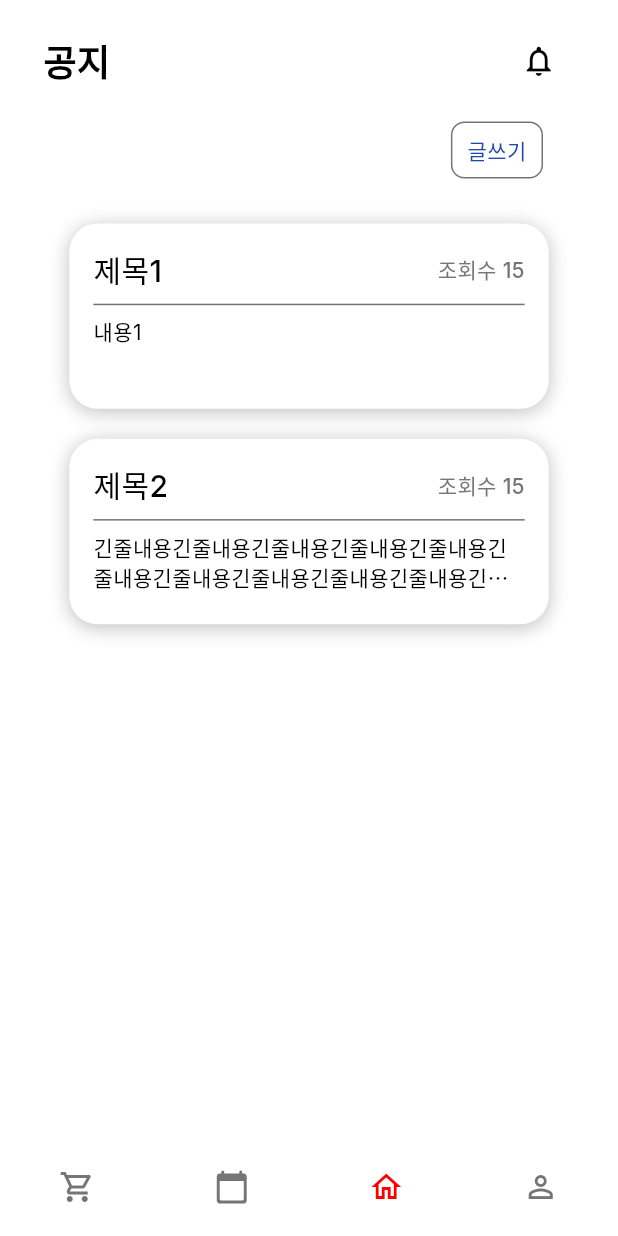
After one commit to Taekwondo1906/taekwon, a Flutter app: the screen it shows after launch, item 3 of the bottom bar chosen, after a tap on "자세히", on a phone screen of 412 x 824 dp. The commit adds this screen. Run offline on Flutter 3.47's test engine with Material 3 defaults, Android fonts, the phone set to English and light mode, and no system bars; our stand-ins replace device_preview, google_fonts.

Commit message:
✨ 공지 자세히 -> 공지 화면 구현

```diff
--- /dev/null
+++ b/lib/announcement/announcement_items.dart
@@ -0,0 +1,87 @@
+import 'package:flutter/material.dart';
+import 'package:taekwon/decoration/color_palette.dart';
+
+class AnnouncementItems extends StatelessWidget {
+  const AnnouncementItems({super.key});
+
+  @override
+  Widget build(BuildContext context) {
+    return ListView(
+      padding: const EdgeInsets.all(5),
+      children: [
+        _buildAnnouncementRow(context, 15, '제목1', '내용1'),
+        _buildAnnouncementRow(
+          context,
+          15,
+          '제목2',
+          '긴줄내용긴줄내용긴줄내용긴줄내용긴줄내용긴줄내용긴줄내용긴줄내용긴줄내용긴줄내용긴줄내용긴줄내용긴줄내용긴줄내용긴줄내용긴줄내용긴줄내용긴줄내용긴줄내용긴줄내용',
+        ),
+      ],
+    );
+  }
+
+  Widget _buildAnnouncementRow(
+    BuildContext context,
+    int viewCount,
+    String title,
+    String content,
+  ) {
+    final screenHeight = MediaQuery.of(context).size.height;
+    String view = '조회수 $viewCount';
+
+    return Padding(
+      padding: const EdgeInsets.symmetric(vertical: 10),
+      child: Container(
+        height: screenHeight * 0.15,
+        decoration: BoxDecoration(
+          color: Colors.white,
+          borderRadius: const BorderRadius.all(Radius.circular(19)),
+          boxShadow: [
+            BoxShadow(
+              color: shadowColor,
+              blurRadius: 10,
+              offset: const Offset(0, 2),
+              spreadRadius: 0,
+            ),
+          ],
+        ),
+        child: Padding(
+          padding: const EdgeInsets.all(16.0),
+          child: Column(
+            crossAxisAlignment: CrossAxisAlignment.start,
+            children: [
+              Row(
+                mainAxisAlignment: MainAxisAlignment.spaceBetween,
+                children: [
+                  Text(
+                    title,
+                    style: TextStyle(
+                      color: Colors.black,
+                      fontSize: 20,
+                      fontWeight: FontWeight.w500,
+                    ),
+                  ),
+                  Text(
+                    view,
+                    style: TextStyle(
+                      color: detailColor,
+                      fontSize: 14,
+                      fontWeight: FontWeight.w500,
+                    ),
+                  ),
+                ],
+              ),
+              Divider(color: detailColor),
+              Text(
+                content,
+                style: TextStyle(fontSize: 14, color: Colors.black),
+                overflow: TextOverflow.ellipsis,
+                maxLines: 2,
+              ),
+            ],
+          ),
+        ),
+      ),
+    );
+  }
+}
--- /dev/null
+++ b/lib/announcement/announcement_screen.dart
@@ -0,0 +1,108 @@
+// 홈 화면
+import 'package:flutter/material.dart';
+import 'package:taekwon/announcement/announcement_items.dart';
+import 'package:taekwon/decoration/color_palette.dart';
+// 색상 팔레트
+//import 'package:taekwon/decoration/color_palette.dart';
+// 위젯
+import 'package:taekwon/notification/notification_screen.dart'; // 알림
+
+class AnnouncementScreen extends StatefulWidget {
+  const AnnouncementScreen({super.key});
+
+  @override
+  State<AnnouncementScreen> createState() => _AnnouncementScreenState();
+}
+
+class _AnnouncementScreenState extends State<AnnouncementScreen> {
+  @override
+  Widget build(BuildContext context) {
+    final screenHeight = MediaQuery.of(context).size.height;
+    final screenWidth = MediaQuery.of(context).size.width;
+
+    return Scaffold(
+      backgroundColor: Colors.white,
+      body: SafeArea(
+        child: Column(
+          children: [
+            // 상단 바
+            Padding(
+              padding: EdgeInsets.symmetric(
+                horizontal: screenWidth * 0.07,
+                vertical: screenHeight * 0.02,
+              ),
+              child: Row(
+                mainAxisAlignment: MainAxisAlignment.spaceBetween,
+                children: [
+                  Text(
+                    '공지',
+                    style: TextStyle(
+                      color: Colors.black,
+                      fontSize: 24,
+                      fontFamily: 'inter',
+                      fontWeight: FontWeight.w600,
+                    ),
+                  ),
+                  IconButton(
+                    icon: const Icon(
+                      Icons.notifications_outlined,
+                      color: Colors.black,
+                    ),
+                    onPressed: () {
+                      Navigator.push(
+                        context,
+                        MaterialPageRoute(
+                          builder: (context) => const NotificationScreen(),
+                        ),
+                      );
+                    },
+                    splashRadius: 24,
+                  ),
+                ],
+              ),
+            ),
+            Row(
+              mainAxisAlignment: MainAxisAlignment.end,
+              children: [
+                Padding(
+                  padding: const EdgeInsets.only(right: 50),
+                  child: InkWell(
+                    onTap: () {},
+                    child: Container(
+                      decoration: BoxDecoration(
+                        border: Border.all(color: detailColor),
+                        borderRadius: BorderRadius.circular(9),
+                      ),
+                      child: Padding(
+                        padding: const EdgeInsets.symmetric(
+                          vertical: 8,
+                          horizontal: 10,
+                        ),
+                        child: Text(
+                          '글쓰기',
+                          style: TextStyle(
+                            color: mainColor,
+                            fontSize: 14,
+                            fontWeight: FontWeight.w400,
+                          ),
+                        ),
+                      ),
+                    ),
+                  ),
+                ),
+              ],
+            ),
+            SizedBox(height: 15),
+            // 공지 리스트
+            Expanded(
+              child: Padding(
+                padding: EdgeInsets.symmetric(horizontal: screenWidth * 0.1),
+                child: AnnouncementItems(),
+              ),
+            ),
+          ],
+        ),
+      ),
+    );
+  }
+}
--- /dev/null
+++ b/lib/home/home_navigator.dart
@@ -0,0 +1,30 @@
+import 'package:flutter/material.dart';
+import 'package:taekwon/home/home_screen.dart';
+import 'package:taekwon/announcement/announcement_screen.dart';
+
+final GlobalKey<NavigatorState> homeNavigatorKey = GlobalKey<NavigatorState>();
+
+class HomeNavigator extends StatelessWidget {
+  const HomeNavigator({super.key});
+
+  @override
+  Widget build(BuildContext context) {
+    return Navigator(
+      key: homeNavigatorKey,
+      onGenerateRoute: (settings) {
+        Widget page;
+        switch (settings.name) {
+          case '/':
+            page = const HomeScreen();
+            break;
+          case '/announcement':
+            page = const AnnouncementScreen();
+            break;
+          default:
+            throw Exception('Unknown route: ${settings.name}');
+        }
+        return MaterialPageRoute(builder: (_) => page);
+      },
+    );
+  }
+}
--- a/lib/home/home_widgets/home_announcement.dart
+++ b/lib/home/home_widgets/home_announcement.dart
@@ -1,5 +1,6 @@
 import 'package:flutter/material.dart';
 import 'package:taekwon/decoration/color_palette.dart';
+import 'package:taekwon/home/home_navigator.dart';
 
 class HomeAnnouncement extends StatefulWidget {
   const HomeAnnouncement({super.key});
@@ -29,7 +30,11 @@ class _HomeAnnouncementState extends State<HomeAnnouncement> {
                 fontWeight: FontWeight.w600,
               ),
             ),
-            Container(
+            InkWell(
+              onTap: () {
+                homeNavigatorKey.currentState?.pushNamed('/announcement');
+              },
+              child: Container(
                 decoration: BoxDecoration(
                   color: boxColor,
                   borderRadius: BorderRadius.all(Radius.circular(10)),
@@ -43,6 +48,7 @@ class _HomeAnnouncementState extends State<HomeAnnouncement> {
                       fontSize: 16,
                       fontFamily: 'Inter',
                       fontWeight: FontWeight.w400,
+                    ),
                   ),
                 ),
               ),
--- a/lib/main.dart
+++ b/lib/main.dart
@@ -4,8 +4,9 @@ import 'package:flutter/material.dart';
 import 'package:flutter/services.dart';
 // 구글 폰트 'Inter' 사용
 import 'package:google_fonts/google_fonts.dart';
+
 // 각 페이지 import
-import 'package:taekwon/home/home_screen.dart'; //  home_screen
+import 'package:taekwon/home/home_navigator.dart';
 import 'package:taekwon/login/login_screen.dart';
 import 'package:taekwon/navigation/navigation_bar.dart'; // navigation_bar
 import 'package:taekwon/mypage/mypage_screen.dart'; // mypage
@@ -53,11 +54,16 @@ class _MainScaffoldState extends State<MainScaffold> {
   final List<Widget> _screens = [
     const LoginPage(), //  포인트샵 화면...인데 확인차 로그인페이지를 넣어뒀어요!! 나중에 수정예정
     const Placeholder(), //  일정 화면
-    const HomeScreen(), //  홈 화면
+    const HomeNavigator(), //  홈 화면
     const MyPage(), //  마이페이지 화면
   ];
 
   void _onTap(int index) {
+    if (_currentIndex == index) {
+      if (index == 2) {
+        homeNavigatorKey.currentState?.popUntil((route) => route.isFirst);
+      }
+    }
     setState(() {
       _currentIndex = index;
     });
```
Lines whose indentation alone changed are shown as unchanged.
